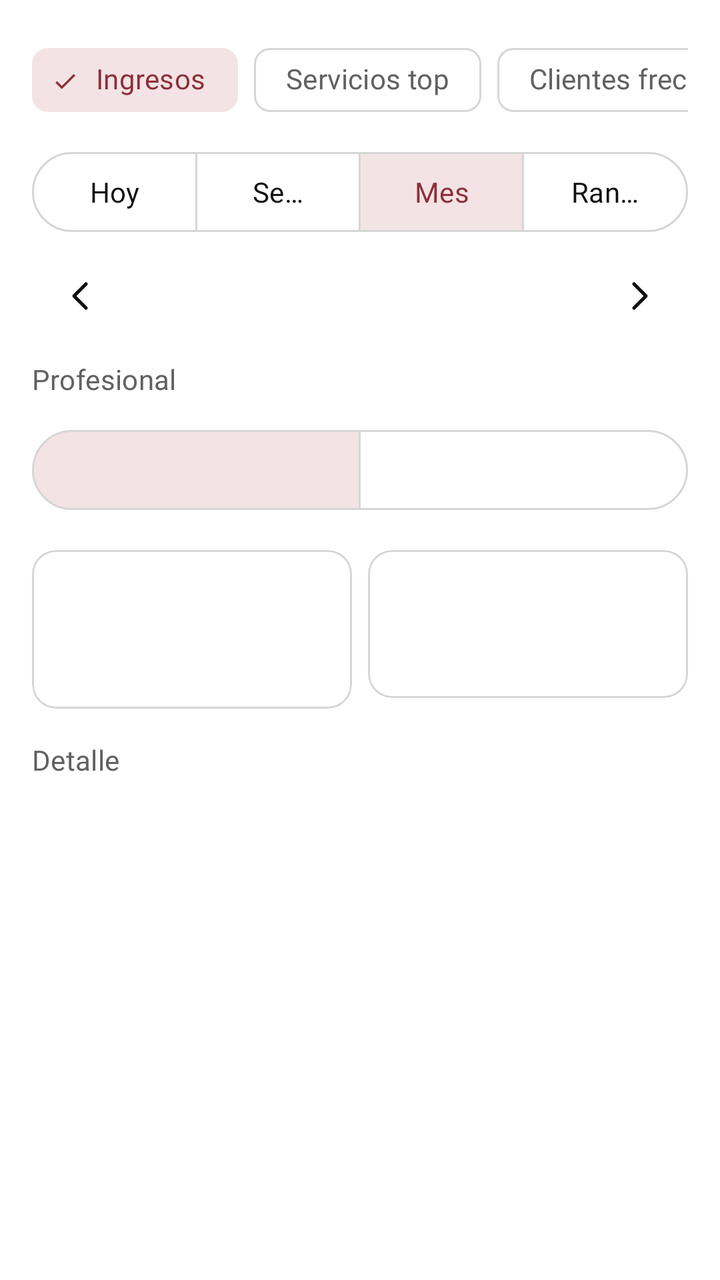
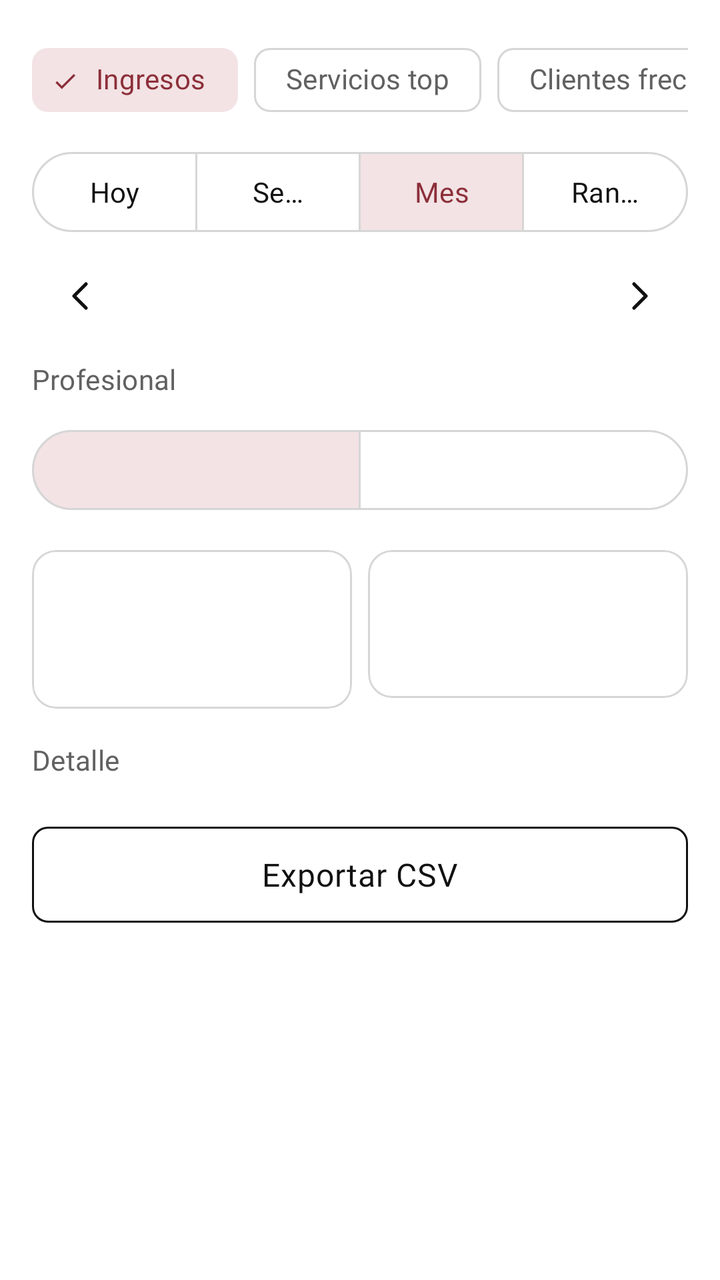

Before-and-after screenshots of an Android layout around one commit, followed by the original layout XML and the change that was made.
<!-- AndroidManifest.xml: application theme Theme.Metanoia -->
<!-- res/layout/fragment_reports.xml -->
<?xml version="1.0" encoding="utf-8"?>
<androidx.core.widget.NestedScrollView xmlns:android="http://schemas.android.com/apk/res/android"
    xmlns:app="http://schemas.android.com/apk/res-auto"
    android:layout_width="match_parent"
    android:layout_height="match_parent"
    android:fillViewport="true">

    <LinearLayout
        android:layout_width="match_parent"
        android:layout_height="wrap_content"
        android:orientation="vertical"
        android:padding="@dimen/screen_margin">

        <HorizontalScrollView
            android:layout_width="match_parent"
            android:layout_height="wrap_content"
            android:scrollbars="none">

            <com.google.android.material.chip.ChipGroup
                android:id="@+id/reportTypeChipGroup"
                android:layout_width="wrap_content"
                android:layout_height="wrap_content"
                app:selectionRequired="true"
                app:singleLine="true"
                app:singleSelection="true">

                <com.google.android.material.chip.Chip
                    android:id="@+id/chipReportIncome"
                    style="@style/Widget.Material3.Chip.Filter"
                    android:layout_width="wrap_content"
                    android:layout_height="wrap_content"
                    android:checked="true"
                    android:text="@string/reports_type_income" />

                <com.google.android.material.chip.Chip
                    android:id="@+id/chipReportTopServices"
                    style="@style/Widget.Material3.Chip.Filter"
                    android:layout_width="wrap_content"
                    android:layout_height="wrap_content"
                    android:text="@string/reports_type_top_services" />

                <com.google.android.material.chip.Chip
                    android:id="@+id/chipReportFrequentClients"
                    style="@style/Widget.Material3.Chip.Filter"
                    android:layout_width="wrap_content"
                    android:layout_height="wrap_content"
                    android:text="@string/reports_type_frequent_clients" />

                <com.google.android.material.chip.Chip
                    android:id="@+id/chipReportOccupancy"
                    style="@style/Widget.Material3.Chip.Filter"
                    android:layout_width="wrap_content"
                    android:layout_height="wrap_content"
                    android:text="@string/reports_type_occupancy" />

                <com.google.android.material.chip.Chip
                    android:id="@+id/chipReportPerformance"
                    style="@style/Widget.Material3.Chip.Filter"
                    android:layout_width="wrap_content"
                    android:layout_height="wrap_content"
                    android:text="@string/reports_type_professional" />

                <com.google.android.material.chip.Chip
                    android:id="@+id/chipReportReceivables"
                    style="@style/Widget.Material3.Chip.Filter"
                    android:layout_width="wrap_content"
                    android:layout_height="wrap_content"
                    android:text="@string/reports_type_receivables" />
            </com.google.android.material.chip.ChipGroup>
        </HorizontalScrollView>

        <com.google.android.material.button.MaterialButtonToggleGroup
            android:id="@+id/reportsPeriodModeGroup"
            android:layout_width="match_parent"
            android:layout_height="wrap_content"
            android:layout_marginTop="@dimen/space_s"
            app:checkedButton="@+id/btnReportsModeMonth"
            app:selectionRequired="true"
            app:singleSelection="true">

            <com.google.android.material.button.MaterialButton
                android:id="@+id/btnReportsModeToday"
                style="@style/Widget.Material3.Button.OutlinedButton"
                android:layout_width="0dp"
                android:layout_height="wrap_content"
                android:layout_weight="1"
                android:minHeight="@dimen/touch_target_min"
                android:text="@string/reports_period_today" />

            <com.google.android.material.button.MaterialButton
                android:id="@+id/btnReportsModeWeek"
                style="@style/Widget.Material3.Button.OutlinedButton"
                android:layout_width="0dp"
                android:layout_height="wrap_content"
                android:layout_weight="1"
                android:minHeight="@dimen/touch_target_min"
                android:text="@string/reports_period_week" />

            <com.google.android.material.button.MaterialButton
                android:id="@+id/btnReportsModeMonth"
                style="@style/Widget.Material3.Button.OutlinedButton"
                android:layout_width="0dp"
                android:layout_height="wrap_content"
                android:layout_weight="1"
                android:minHeight="@dimen/touch_target_min"
                android:text="@string/reports_period_month" />

            <com.google.android.material.button.MaterialButton
                android:id="@+id/btnReportsModeRange"
                style="@style/Widget.Material3.Button.OutlinedButton"
                android:layout_width="0dp"
                android:layout_height="wrap_content"
                android:layout_weight="1"
                android:minHeight="@dimen/touch_target_min"
                android:text="@string/reports_period_range" />
        </com.google.android.material.button.MaterialButtonToggleGroup>

        <LinearLayout
            android:id="@+id/reportsNavBar"
            android:layout_width="match_parent"
            android:layout_height="wrap_content"
            android:layout_marginTop="@dimen/space_xs"
            android:gravity="center_vertical"
            android:orientation="horizontal">

            <ImageButton
                android:id="@+id/btnReportsPrevPeriod"
                android:layout_width="@dimen/touch_target_min"
                android:layout_height="@dimen/touch_target_min"
                android:background="?attr/selectableItemBackgroundBorderless"
                android:contentDescription="@string/commissions_prev_period"
                android:src="@drawable/ic_chevron_left"
                app:tint="?attr/colorOnSurface" />

            <TextView
                android:id="@+id/reportsPeriodLabel"
                android:layout_width="0dp"
                android:layout_height="wrap_content"
                android:layout_weight="1"
                android:gravity="center"
                android:textAppearance="@style/TextAppearance.Metanoia.Subtitle"
                android:textColor="?attr/colorOnSurface" />

            <ImageButton
                android:id="@+id/btnReportsNextPeriod"
                android:layout_width="@dimen/touch_target_min"
                android:layout_height="@dimen/touch_target_min"
                android:background="?attr/selectableItemBackgroundBorderless"
                android:contentDescription="@string/commissions_next_period"
                android:src="@drawable/ic_chevron_right"
                app:tint="?attr/colorOnSurface" />
        </LinearLayout>

        <LinearLayout
            android:id="@+id/reportsCustomRangeBar"
            android:layout_width="match_parent"
            android:layout_height="wrap_content"
            android:layout_marginTop="@dimen/space_xs"
            android:orientation="horizontal"
            android:visibility="gone">

            <com.google.android.material.button.MaterialButton
                android:id="@+id/btnReportsFromDate"
                style="@style/Widget.Metanoia.Button.Secondary"
                android:layout_width="0dp"
                android:layout_height="wrap_content"
                android:layout_weight="1" />

            <com.google.android.material.button.MaterialButton
                android:id="@+id/btnReportsToDate"
                style="@style/Widget.Metanoia.Button.Secondary"
                android:layout_width="0dp"
                android:layout_height="wrap_content"
                android:layout_marginStart="@dimen/space_s"
                android:layout_weight="1" />
        </LinearLayout>

        <TextView
            android:layout_width="wrap_content"
            android:layout_height="wrap_content"
            android:layout_marginTop="@dimen/space_s"
            android:text="@string/commissions_professional_label"
            android:textAppearance="@style/TextAppearance.Metanoia.Label"
            android:textColor="?attr/colorOnSurfaceVariant" />

        <HorizontalScrollView
            android:layout_width="match_parent"
            android:layout_height="wrap_content"
            android:layout_marginTop="@dimen/space_xs"
            android:scrollbars="none">

            <com.google.android.material.chip.ChipGroup
                android:id="@+id/reportsProfessionalGroup"
                android:layout_width="wrap_content"
                android:layout_height="wrap_content"
                app:selectionRequired="true"
                app:singleLine="true"
                app:singleSelection="true" />
        </HorizontalScrollView>

        <com.google.android.material.button.MaterialButtonToggleGroup
            android:id="@+id/reportsSubModeGroup"
            android:layout_width="match_parent"
            android:layout_height="wrap_content"
            android:layout_marginTop="@dimen/space_s"
            app:checkedButton="@+id/btnReportsSubModeA"
            app:selectionRequired="true"
            app:singleSelection="true">

            <com.google.android.material.button.MaterialButton
                android:id="@+id/btnReportsSubModeA"
                style="@style/Widget.Material3.Button.OutlinedButton"
                android:layout_width="0dp"
                android:layout_height="wrap_content"
                android:layout_weight="1"
                android:minHeight="@dimen/touch_target_min" />

            <com.google.android.material.button.MaterialButton
                android:id="@+id/btnReportsSubModeB"
                style="@style/Widget.Material3.Button.OutlinedButton"
                android:layout_width="0dp"
                android:layout_height="wrap_content"
                android:layout_weight="1"
                android:minHeight="@dimen/touch_target_min" />
        </com.google.android.material.button.MaterialButtonToggleGroup>

        <com.google.android.material.materialswitch.MaterialSwitch
            android:id="@+id/switchIncludeClientPhone"
            android:layout_width="match_parent"
            android:layout_height="wrap_content"
            android:layout_marginTop="@dimen/space_xs"
            android:minHeight="@dimen/touch_target_min"
            android:text="@string/reports_include_phone_switch"
            android:visibility="gone" />

        <LinearLayout
            android:id="@+id/reportsKpiContainer"
            android:layout_width="match_parent"
            android:layout_height="wrap_content"
            android:layout_marginTop="@dimen/space_m"
            android:baselineAligned="false"
            android:orientation="horizontal">

            <com.google.android.material.card.MaterialCardView
                android:layout_width="0dp"
                android:layout_height="wrap_content"
                android:layout_weight="1"
                app:cardBackgroundColor="?attr/colorSurface"
                app:cardCornerRadius="@dimen/radius_m"
                app:cardElevation="0dp"
                app:strokeColor="?attr/colorOutline"
                app:strokeWidth="@dimen/stroke_width">

                <LinearLayout
                    android:layout_width="match_parent"
                    android:layout_height="wrap_content"
                    android:orientation="vertical"
                    android:padding="@dimen/space_m">

                    <TextView
                        android:id="@+id/reportsKpiPrimaryLabel"
                        android:layout_width="wrap_content"
                        android:layout_height="wrap_content"
                        android:textAppearance="@style/TextAppearance.Metanoia.Caption"
                        android:textColor="?attr/colorOnSurfaceVariant" />

                    <TextView
                        android:id="@+id/reportsKpiPrimaryValue"
                        android:layout_width="wrap_content"
                        android:layout_height="wrap_content"
                        android:layout_marginTop="@dimen/space_xs"
                        android:textAppearance="@style/TextAppearance.Metanoia.Title"
                        android:textColor="?attr/colorOnSurface" />
                </LinearLayout>
            </com.google.android.material.card.MaterialCardView>

            <com.google.android.material.card.MaterialCardView
                android:layout_width="0dp"
                android:layout_height="wrap_content"
                android:layout_marginStart="@dimen/space_s"
                android:layout_weight="1"
                app:cardBackgroundColor="?attr/colorSurface"
                app:cardCornerRadius="@dimen/radius_m"
                app:cardElevation="0dp"
                app:strokeColor="?attr/colorOutline"
                app:strokeWidth="@dimen/stroke_width">

                <LinearLayout
                    android:layout_width="match_parent"
                    android:layout_height="wrap_content"
                    android:orientation="vertical"
                    android:padding="@dimen/space_m">

                    <TextView
                        android:id="@+id/reportsKpiSecondaryLabel"
                        android:layout_width="wrap_content"
                        android:layout_height="wrap_content"
                        android:textAppearance="@style/TextAppearance.Metanoia.Caption"
                        android:textColor="?attr/colorOnSurfaceVariant" />

                    <TextView
                        android:id="@+id/reportsKpiSecondaryValue"
                        android:layout_width="wrap_content"
                        android:layout_height="wrap_content"
                        android:layout_marginTop="@dimen/space_xs"
                        android:textAppearance="@style/TextAppearance.Metanoia.Subtitle"
                        android:textColor="?attr/colorOnSurface" />
                </LinearLayout>
            </com.google.android.material.card.MaterialCardView>
        </LinearLayout>

        <com.google.android.material.card.MaterialCardView
            android:id="@+id/reportsSecondaryCard"
            android:layout_width="match_parent"
            android:layout_height="wrap_content"
            android:layout_marginTop="@dimen/space_s"
            android:visibility="gone"
            app:cardBackgroundColor="?attr/colorSurfaceVariant"
            app:cardCornerRadius="@dimen/radius_m"
            app:cardElevation="0dp"
            app:strokeColor="?attr/colorOutline"
            app:strokeWidth="@dimen/stroke_width">

            <LinearLayout
                android:layout_width="match_parent"
                android:layout_height="wrap_content"
                android:orientation="vertical"
                android:padding="@dimen/space_m">

                <TextView
                    android:id="@+id/reportsSecondaryTitle"
                    android:layout_width="wrap_content"
                    android:layout_height="wrap_content"
                    android:textAppearance="@style/TextAppearance.Metanoia.Label"
                    android:textColor="?attr/colorOnSurface" />

                <TextView
                    android:id="@+id/reportsSecondaryBody"
                    android:layout_width="match_parent"
                    android:layout_height="wrap_content"
                    android:layout_marginTop="@dimen/space_xs"
                    android:textAppearance="@style/TextAppearance.Metanoia.BodySmall"
                    android:textColor="?attr/colorOnSurfaceVariant" />
            </LinearLayout>
        </com.google.android.material.card.MaterialCardView>

        <com.google.android.material.card.MaterialCardView
            android:id="@+id/reportsChartCard"
            android:layout_width="match_parent"
            android:layout_height="wrap_content"
            android:layout_marginTop="@dimen/space_s"
            android:visibility="gone"
            app:cardBackgroundColor="?attr/colorSurface"
            app:cardCornerRadius="@dimen/radius_m"
            app:cardElevation="0dp"
            app:strokeColor="?attr/colorOutline"
            app:strokeWidth="@dimen/stroke_width">

            <LinearLayout
                android:layout_width="match_parent"
                android:layout_height="wrap_content"
                android:orientation="vertical"
                android:padding="@dimen/space_m">

                <TextView
                    android:id="@+id/reportsChartTitle"
                    android:layout_width="wrap_content"
                    android:layout_height="wrap_content"
                    android:textAppearance="@style/TextAppearance.Metanoia.Label"
                    android:textColor="?attr/colorOnSurfaceVariant" />

                <com.metanoia.app.ui.common.BarChartView
                    android:id="@+id/reportsBarChart"
                    android:layout_width="match_parent"
                    android:layout_height="@dimen/bar_chart_height"
                    android:layout_marginTop="@dimen/space_xs" />
            </LinearLayout>
        </com.google.android.material.card.MaterialCardView>

        <TextView
            android:id="@+id/reportsDetailHeader"
            android:layout_width="wrap_content"
            android:layout_height="wrap_content"
            android:layout_marginTop="@dimen/space_m"
            android:text="@string/reports_section_detail"
            android:textAppearance="@style/TextAppearance.Metanoia.Label"
            android:textColor="?attr/colorOnSurfaceVariant" />

        <androidx.recyclerview.widget.RecyclerView
            android:id="@+id/reportsRecycler"
            android:layout_width="match_parent"
            android:layout_height="wrap_content"
            android:layout_marginTop="@dimen/space_s"
            android:nestedScrollingEnabled="false" />

        <com.metanoia.app.ui.common.EmptyStateView
            android:id="@+id/reportsEmptyState"
            android:layout_width="match_parent"
            android:layout_height="wrap_content"
            android:layout_marginTop="@dimen/space_m"
            android:visibility="gone" />
    </LinearLayout>
</androidx.core.widget.NestedScrollView>
<!-- resources referenced by this layout -->
<resources>
  <dimen name="bar_chart_height">200dp</dimen>
  <dimen name="radius_m">12dp</dimen>
  <dimen name="screen_margin">16dp</dimen>
  <dimen name="space_m">16dp</dimen>
  <dimen name="space_s">8dp</dimen>
  <dimen name="space_xs">4dp</dimen>
  <dimen name="stroke_width">1dp</dimen>
  <dimen name="touch_target_min">48dp</dimen>
  <string name="commissions_next_period">Período siguiente</string>
  <string name="commissions_prev_period">Período anterior</string>
  <string name="commissions_professional_label">Profesional</string>
  <string name="reports_include_phone_switch">Incluir teléfono al exportar</string>
  <string name="reports_period_month">Mes</string>
  <string name="reports_period_range">Rango</string>
  <string name="reports_period_today">Hoy</string>
  <string name="reports_period_week">Semana</string>
  <string name="reports_section_detail">Detalle</string>
  <string name="reports_type_frequent_clients">Clientes frecuentes</string>
  <string name="reports_type_income">Ingresos</string>
  <string name="reports_type_occupancy">Ocupación</string>
  <string name="reports_type_professional">Por profesional</string>
  <string name="reports_type_receivables">Por cobrar</string>
  <string name="reports_type_top_services">Servicios top</string>
  <style name="TextAppearance.Metanoia.BodySmall" parent="TextAppearance.Material3.BodyMedium">
          <item name="fontFamily">@font/inter_regular</item>
          <item name="android:fontFamily">@font/inter_regular</item>
          <item name="android:textSize">14sp</item>
      </style>
  <style name="TextAppearance.Metanoia.Caption" parent="TextAppearance.Material3.BodySmall">
          <item name="fontFamily">@font/inter_regular</item>
          <item name="android:fontFamily">@font/inter_regular</item>
          <item name="android:textSize">12sp</item>
      </style>
  <style name="TextAppearance.Metanoia.Label" parent="TextAppearance.Material3.LabelLarge">
          <item name="fontFamily">@font/inter_medium</item>
          <item name="android:fontFamily">@font/inter_medium</item>
          <item name="android:textSize">14sp</item>
      </style>
  <style name="TextAppearance.Metanoia.Subtitle" parent="TextAppearance.Material3.TitleMedium">
          <item name="fontFamily">@font/montserrat_semibold</item>
          <item name="android:fontFamily">@font/montserrat_semibold</item>
          <item name="android:textSize">16sp</item>
      </style>
  <style name="TextAppearance.Metanoia.Title" parent="TextAppearance.Material3.TitleLarge">
          <item name="fontFamily">@font/montserrat_semibold</item>
          <item name="android:fontFamily">@font/montserrat_semibold</item>
          <item name="android:textSize">20sp</item>
      </style>
  <style name="TextAppearance.Metanoia.Button" parent="TextAppearance.Material3.LabelLarge">
          <item name="fontFamily">@font/montserrat_semibold</item>
          <item name="android:fontFamily">@font/montserrat_semibold</item>
          <item name="android:textSize">16sp</item>
          <item name="android:letterSpacing">0.02</item>
      </style>
  <dimen name="button_secondary_height">48dp</dimen>
  <dimen name="radius_s">8dp</dimen>
  <color name="ink">#111111</color>
  <color name="white">#FFFFFF</color>
  <color name="accent_light">#8C2F39</color>
  <color name="on_accent_light">#FFFFFF</color>
  <color name="accent_container_light">#F3E3E5</color>
  <color name="gray50">#F5F5F5</color>
  <color name="gray200">#D6D6D6</color>
  <color name="gray100">#EBEBEB</color>
  <color name="gray600">#616161</color>
  <style name="TextAppearance.Metanoia.Body" parent="TextAppearance.Material3.BodyLarge">
          <item name="fontFamily">@font/inter_regular</item>
          <item name="android:fontFamily">@font/inter_regular</item>
          <item name="android:textSize">16sp</item>
      </style>
  <!-- unchanged entries left out for length: 4 -->
</resources>

<!-- the commit's change to res/layout/fragment_reports.xml (unified diff, before → after) -->
@@ -399,5 +399,21 @@
             android:layout_height="wrap_content"
             android:layout_marginTop="@dimen/space_m"
             android:visibility="gone" />
+
+        <LinearLayout
+            android:id="@+id/reportsExportBar"
+            android:layout_width="match_parent"
+            android:layout_height="wrap_content"
+            android:layout_marginTop="@dimen/space_m"
+            android:orientation="horizontal">
+
+            <com.google.android.material.button.MaterialButton
+                android:id="@+id/btnExportCsv"
+                style="@style/Widget.Metanoia.Button.Secondary"
+                android:layout_width="0dp"
+                android:layout_height="wrap_content"
+                android:layout_weight="1"
+                android:text="@string/reports_export_csv_btn" />
+        </LinearLayout>
     </LinearLayout>
 </androidx.core.widget.NestedScrollView>
<!-- resource entries referenced after the edit -->
@@ -11,6 +11,7 @@
   <string name="commissions_next_period">Período siguiente</string>
   <string name="commissions_prev_period">Período anterior</string>
   <string name="commissions_professional_label">Profesional</string>
+  <string name="reports_export_csv_btn">Exportar CSV</string>
   <string name="reports_include_phone_switch">Incluir teléfono al exportar</string>
   <string name="reports_period_month">Mes</string>
   <string name="reports_period_range">Rango</string>
